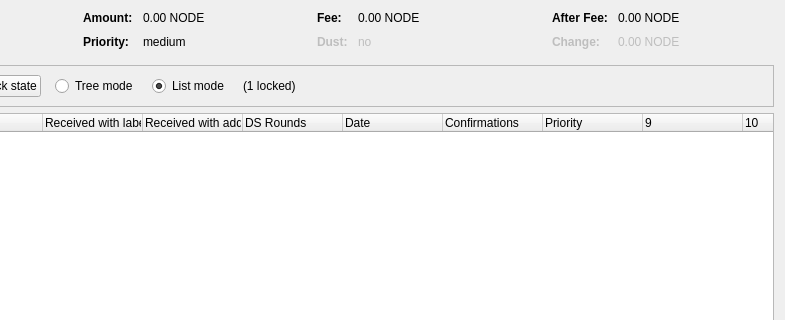
Above: src/qt/forms/coincontroldialog.ui from zeronode-project/zeronode before the change; both pictures show x 169 to 954 and y 0 to 320 of the 954 by 500 pixel window. Below: the same form after it.
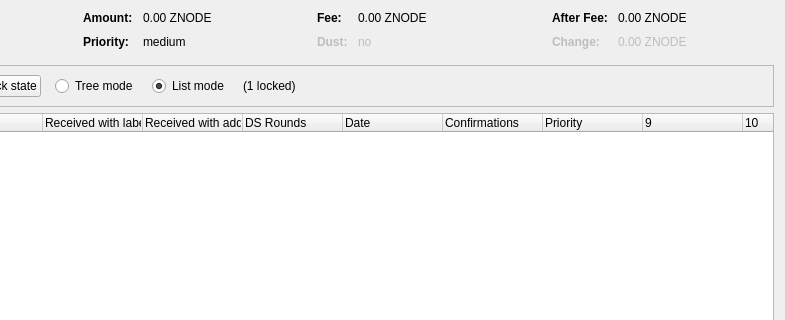
That is the form after the change. Custom widgets are drawn as their Qt base class.

```diff
--- a/src/qt/forms/coincontroldialog.ui
+++ b/src/qt/forms/coincontroldialog.ui
@@ -132,7 +132,7 @@
           <enum>Qt::ActionsContextMenu</enum>
          </property>
          <property name="text">
-          <string notr="true">0.00 NODE</string>
+          <string notr="true">0.00 ZNODE</string>
          </property>
          <property name="textInteractionFlags">
           <set>Qt::LinksAccessibleByMouse|Qt::TextSelectableByKeyboard|Qt::TextSelectableByMouse</set>
@@ -206,7 +206,7 @@
           <enum>Qt::ActionsContextMenu</enum>
          </property>
          <property name="text">
-          <string notr="true">0.00 NODE</string>
+          <string notr="true">0.00 ZNODE</string>
          </property>
          <property name="textInteractionFlags">
           <set>Qt::LinksAccessibleByMouse|Qt::TextSelectableByKeyboard|Qt::TextSelectableByMouse</set>
@@ -286,7 +286,7 @@
           <enum>Qt::ActionsContextMenu</enum>
          </property>
          <property name="text">
-          <string notr="true">0.00 NODE</string>
+          <string notr="true">0.00 ZNODE</string>
          </property>
          <property name="textInteractionFlags">
           <set>Qt::LinksAccessibleByMouse|Qt::TextSelectableByKeyboard|Qt::TextSelectableByMouse</set>
@@ -321,7 +321,7 @@
           <enum>Qt::ActionsContextMenu</enum>
          </property>
          <property name="text">
-          <string notr="true">0.00 NODE</string>
+          <string notr="true">0.00 ZNODE</string>
          </property>
          <property name="textInteractionFlags">
           <set>Qt::LinksAccessibleByMouse|Qt::TextSelectableByKeyboard|Qt::TextSelectableByMouse</set>
```
